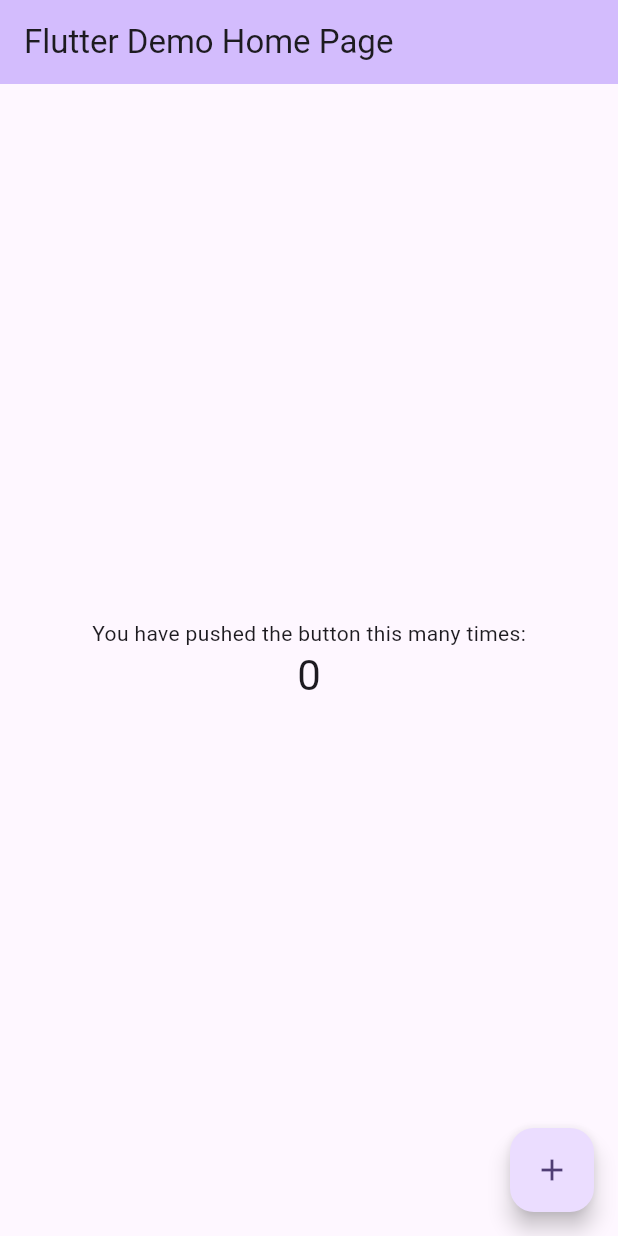
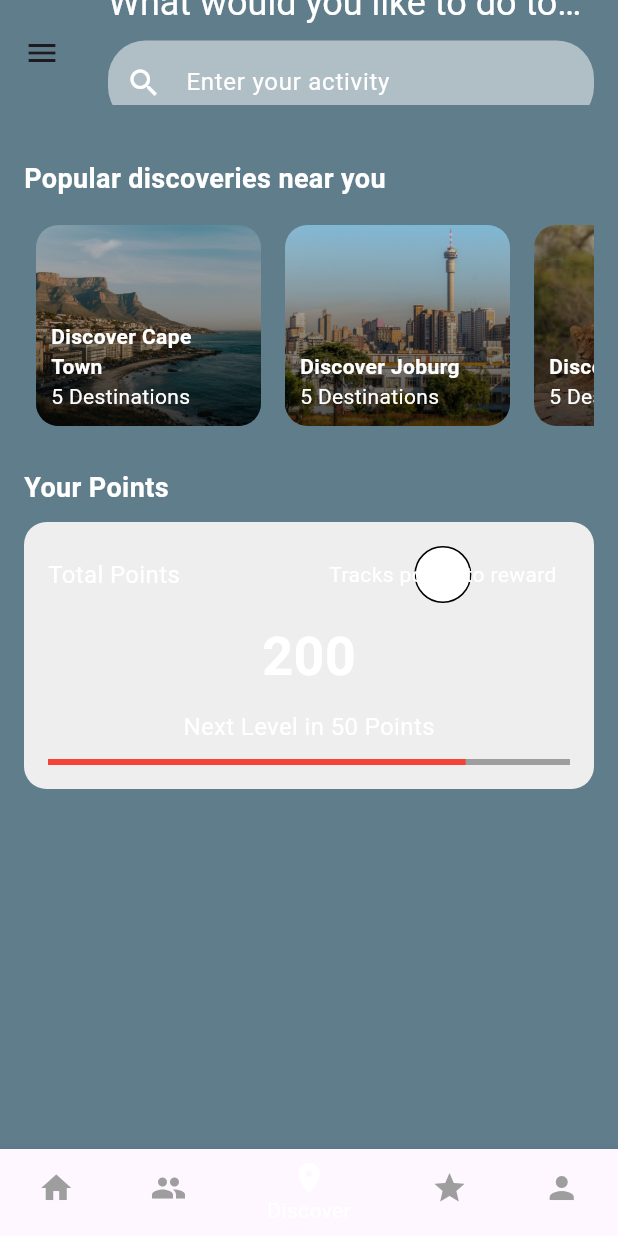
Before and after one commit to ShaneJP-Dev/adventure_app, a Flutter app: the screen it shows after launch, on a phone screen of 412 x 824 dp. Run offline on Flutter 3.47's test engine with Material 3 defaults, Android fonts, the light colour scheme and no system bars.

Commit message:
Got images to load - Widget

```diff
--- a/adventure_app/lib/main.dart
+++ b/adventure_app/lib/main.dart
@@ -1,125 +1,172 @@
 import 'package:flutter/material.dart';
 
 void main() {
-  runApp(const MyApp());
+  runApp(MyApp());
 }
 
 class MyApp extends StatelessWidget {
-  const MyApp({super.key});
-
-  // This widget is the root of your application.
   @override
   Widget build(BuildContext context) {
     return MaterialApp(
-      title: 'Flutter Demo',
       theme: ThemeData(
-        // This is the theme of your application.
-        //
-        // TRY THIS: Try running your application with "flutter run". You'll see
-        // the application has a purple toolbar. Then, without quitting the app,
-        // try changing the seedColor in the colorScheme below to Colors.green
-        // and then invoke "hot reload" (save your changes or press the "hot
-        // reload" button in a Flutter-supported IDE, or press "r" if you used
-        // the command line to start the app).
-        //
-        // Notice that the counter didn't reset back to zero; the application
-        // state is not lost during the reload. To reset the state, use hot
-        // restart instead.
-        //
-        // This works for code too, not just values: Most code changes can be
-        // tested with just a hot reload.
-        colorScheme: ColorScheme.fromSeed(seedColor: Colors.deepPurple),
-        useMaterial3: true,
+        scaffoldBackgroundColor: Color(0xFF607D8B),
+        primaryColor: Colors.transparent,
+        textTheme: TextTheme(
+          bodyMedium: TextStyle(color: Colors.white),
+        ),
       ),
-      home: const MyHomePage(title: 'Flutter Demo Home Page'),
+      home: HomePage(),
     );
   }
 }
 
-class MyHomePage extends StatefulWidget {
-  const MyHomePage({super.key, required this.title});
-
-  // This widget is the home page of your application. It is stateful, meaning
-  // that it has a State object (defined below) that contains fields that affect
-  // how it looks.
-
-  // This class is the configuration for the state. It holds the values (in this
-  // case the title) provided by the parent (in this case the App widget) and
-  // used by the build method of the State. Fields in a Widget subclass are
-  // always marked "final".
-
-  final String title;
-
-  @override
-  State<MyHomePage> createState() => _MyHomePageState();
-}
-
-class _MyHomePageState extends State<MyHomePage> {
-  int _counter = 0;
-
-  void _incrementCounter() {
-    setState(() {
-      // This call to setState tells the Flutter framework that something has
-      // changed in this State, which causes it to rerun the build method below
-      // so that the display can reflect the updated values. If we changed
-      // _counter without calling setState(), then the build method would not be
-      // called again, and so nothing would appear to happen.
-      _counter++;
-    });
-  }
-
+class HomePage extends StatelessWidget {
   @override
   Widget build(BuildContext context) {
-    // This method is rerun every time setState is called, for instance as done
-    // by the _incrementCounter method above.
-    //
-    // The Flutter framework has been optimized to make rerunning build methods
-    // fast, so that you can just rebuild anything that needs updating rather
-    // than having to individually change instances of widgets.
     return Scaffold(
       appBar: AppBar(
-        // TRY THIS: Try changing the color here to a specific color (to
-        // Colors.amber, perhaps?) and trigger a hot reload to see the AppBar
-        // change color while the other colors stay the same.
-        backgroundColor: Theme.of(context).colorScheme.inversePrimary,
-        // Here we take the value from the MyHomePage object that was created by
-        // the App.build method, and use it to set our appbar title.
-        title: Text(widget.title),
-      ),
-      body: Center(
-        // Center is a layout widget. It takes a single child and positions it
-        // in the middle of the parent.
-        child: Column(
-          // Column is also a layout widget. It takes a list of children and
-          // arranges them vertically. By default, it sizes itself to fit its
-          // children horizontally, and tries to be as tall as its parent.
-          //
-          // Column has various properties to control how it sizes itself and
-          // how it positions its children. Here we use mainAxisAlignment to
-          // center the children vertically; the main axis here is the vertical
-          // axis because Columns are vertical (the cross axis would be
-          // horizontal).
-          //
-          // TRY THIS: Invoke "debug painting" (choose the "Toggle Debug Paint"
-          // action in the IDE, or press "p" in the console), to see the
-          // wireframe for each widget.
-          mainAxisAlignment: MainAxisAlignment.center,
-          children: <Widget>[
-            const Text(
-              'You have pushed the button this many times:',
-            ),
-            Text(
-              '$_counter',
-              style: Theme.of(context).textTheme.headlineMedium,
+        backgroundColor: Colors.transparent,
+        elevation: 0,
+        toolbarHeight: 70,
+        title: Column(
+          crossAxisAlignment: CrossAxisAlignment.start,
+          children: [
+            Text('What would you like to do today?', style: TextStyle(color: Colors.white, fontSize: 24)),
+            SizedBox(height: 10),
+            TextField(
+              decoration: InputDecoration(
+                prefixIcon: Icon(Icons.search, color: Colors.white),
+                hintText: 'Enter your activity',
+                hintStyle: TextStyle(color: Colors.white),
+                border: OutlineInputBorder(
+                  borderRadius: BorderRadius.circular(25),
+                  borderSide: BorderSide.none,
+                ),
+                filled: true,
+                fillColor: Color(0xFFB0BEC5),
+              ),
             ),
           ],
         ),
       ),
-      floatingActionButton: FloatingActionButton(
-        onPressed: _incrementCounter,
-        tooltip: 'Increment',
-        child: const Icon(Icons.add),
-      ), // This trailing comma makes auto-formatting nicer for build methods.
+      drawer: Drawer(),
+      body: SingleChildScrollView(
+        child: Padding(
+          padding: EdgeInsets.all(16),
+          child: Column(
+            crossAxisAlignment: CrossAxisAlignment.start,
+            children: [
+              SizedBox(height: 20),
+              Text('Popular discoveries near you', style: TextStyle(fontSize: 18, fontWeight: FontWeight.bold, color: Colors.white)),
+              SizedBox(height: 10),
+              SizedBox(
+                height: 150,
+                child: ListView(
+                  scrollDirection: Axis.horizontal,
+                  children: [
+                    _buildDiscoveryCard('Discover Cape Town', '5 Destinations', 'assets/cape_town.jpg'),
+                    _buildDiscoveryCard('Discover Joburg', '5 Destinations', 'assets/joburg.jpg'),
+                    _buildDiscoveryCard('Discover Kruger', '5 Destinations', 'assets/kruger.jpg'),
+                  ],
+                ),
+              ),
+              SizedBox(height: 20),
+              Text('Your Points', style: TextStyle(fontSize: 18, fontWeight: FontWeight.bold, color: Colors.white)),
+              SizedBox(height: 10),
+              _buildPointsCard(200, 50),
+            ],
+          ),
+        ),
+      ),
+      bottomNavigationBar: BottomNavigationBar(
+        backgroundColor: Color(0xFF263238),
+        selectedItemColor: Colors.white,
+        unselectedItemColor: Colors.grey,
+        currentIndex: 2,
+        items: [
+          BottomNavigationBarItem(icon: Icon(Icons.home), label: 'Home'),
+          BottomNavigationBarItem(icon: Icon(Icons.people), label: 'Friends'),
+          BottomNavigationBarItem(icon: Icon(Icons.location_on), label: 'Discover'),
+          BottomNavigationBarItem(icon: Icon(Icons.star), label: 'Points'),
+          BottomNavigationBarItem(icon: Icon(Icons.person), label: 'Profile'),
+        ],
+      ),
     );
   }
 }
+
+  Widget _buildDiscoveryCard(String title, String subtitle, String imagePath) {
+  return Padding(
+    padding: const EdgeInsets.all(8.0),
+    child: Container(
+      width: 150,
+      decoration: BoxDecoration(
+        borderRadius: BorderRadius.circular(15),
+        image: DecorationImage(
+          image: AssetImage(imagePath),
+          fit: BoxFit.cover,
+        ),
+      ),
+      child: Container(
+        decoration: BoxDecoration(
+          borderRadius: BorderRadius.circular(15),
+          gradient: LinearGradient(
+            colors: [Colors.black.withOpacity(0.7), Colors.black.withOpacity(0.1)],
+            begin: Alignment.bottomCenter,
+            end: Alignment.topCenter,
+          ),
+        ),
+        child: Padding(
+          padding: const EdgeInsets.all(10),
+          child: Column(
+            crossAxisAlignment: CrossAxisAlignment.start,
+            mainAxisAlignment: MainAxisAlignment.end,
+            children: [
+              Text(title, style: TextStyle(color: Colors.white, fontWeight: FontWeight.bold)),
+              Text(subtitle, style: TextStyle(color: Colors.white)),
+            ],
+          ),
+        ),
+      ),
+    ),
+  );
+}
+
+  Widget _buildPointsCard(int points, int nextLevel) {
+  return Container(
+    padding: EdgeInsets.all(16),
+    decoration: BoxDecoration(
+      color: Colors.grey[200],
+      borderRadius: BorderRadius.circular(15),
+    ),
+    child: Column(
+      children: [
+        Row(
+          mainAxisAlignment: MainAxisAlignment.spaceBetween,
+          children: [
+            Text('Total Points', style: TextStyle(fontSize: 16)),
+            Container(
+              padding: EdgeInsets.all(8),
+              decoration: BoxDecoration(
+                shape: BoxShape.circle,
+                color: Colors.white,
+                border: Border.all(color: Colors.black),
+              ),
+              child: Text('Tracks points to reward'),
+            ),
+          ],
+        ),
+        SizedBox(height: 10),
+        Text(points.toString(), style: TextStyle(fontSize: 36, fontWeight: FontWeight.bold)),
+        SizedBox(height: 10),
+        Text('Next Level in $nextLevel Points', style: TextStyle(fontSize: 16)),
+        SizedBox(height: 10),
+        LinearProgressIndicator(
+          value: points / (points + nextLevel),
+          color: Colors.red,
+          backgroundColor: Colors.grey,
+        ),
+      ],
+    ),
+  );
+}
```
Also changed, not shown: adventure_app/pubspec.yaml (+5 -70 lines), adventure_app/assets/cape_town.jpg (added), adventure_app/assets/joburg.jpg (added), adventure_app/assets/kruger.jpg (added), 1 other file.
